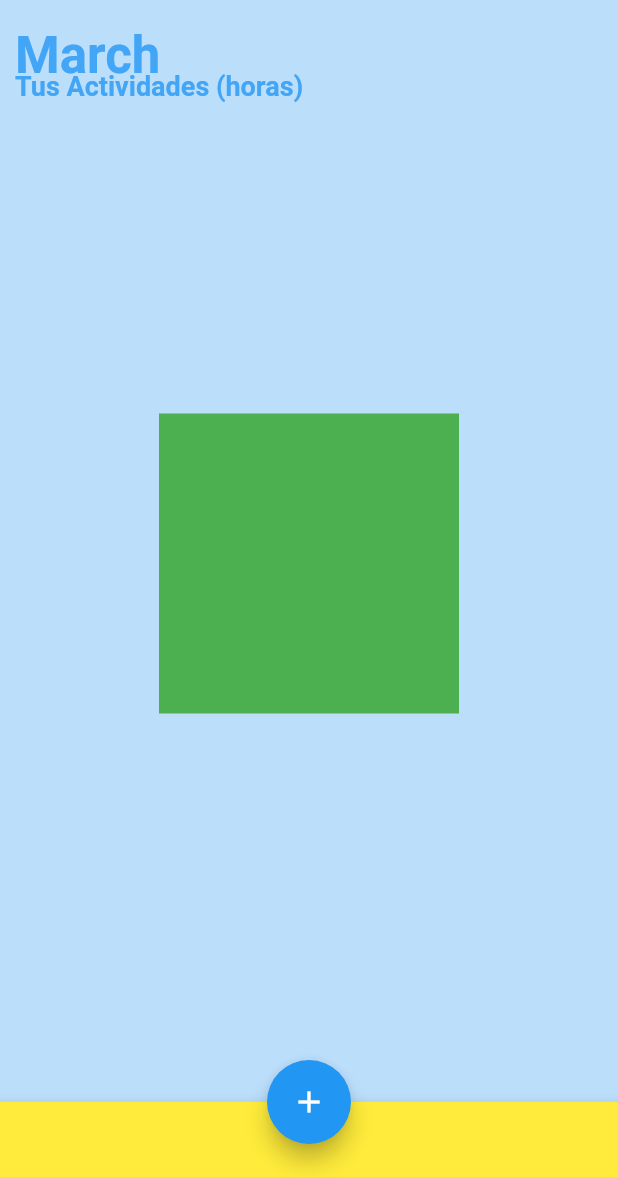
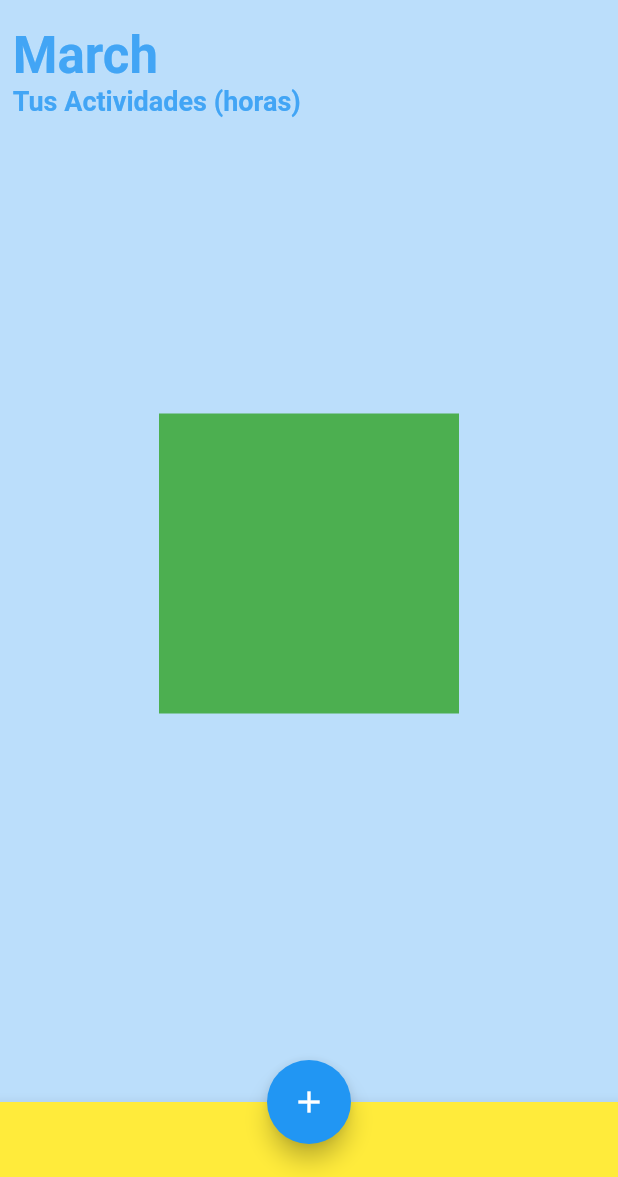
Before and after one commit to lobochimuelo/Crono, a Flutter app: the screen it shows after launch, on a phone screen of 412 x 824 dp, the part 59-1236 px from its top. Run offline on Flutter 3.47's test engine with Material 2 defaults, Android fonts, the phone set to English and light mode, and no system bars.

Commit message:
llevando widgets a un column

```diff
--- a/lib/main.dart
+++ b/lib/main.dart
@@ -34,40 +34,32 @@ class _cronoState extends State<crono> {
          child:Stack(
 
         children: <Widget>[
-          Container(
-       padding: EdgeInsets.only(left: 10.0, bottom: 10.0,right: 15.0),
-        child: Align(
-          alignment: Alignment.topLeft,
-          child:  Text(
-            "March",
-            textDirection: TextDirection.ltr,
+          Column(
+            crossAxisAlignment: CrossAxisAlignment.start,
+  children: [
+    Text(
+            " March",
             style: TextStyle(
                 color: Colors.blue[400],
                 fontSize: 34.0,
                 fontWeight: FontWeight.w600
             ),
           ),
-        )
-    ),
-    Container(
-          padding: EdgeInsets.only(left: 10.0,top: 30.0, bottom: 10.0,right: 15.0),
-          child: Align(
-          alignment: Alignment.topLeft,
-          child:  Text(
-            "Tus Actividades (horas)",
-            textDirection: TextDirection.ltr,
+           Text(
+            "  Tus Actividades (horas)",
             style: TextStyle(
                 color: Colors.blue[400],
                 fontSize: 18.0,
                 fontWeight: FontWeight.w600
             ),
           ),
-        )
-    ),
+  ],
+),
+
     Center(
         child: AnimatedOpacity(
           opacity: _visible ? 1.0 : 0.0,
-          duration: Duration(milliseconds: 500),
+          duration: Duration(milliseconds: 140),
           child: Container(
             width: 200.0,
             height: 200.0,
```
